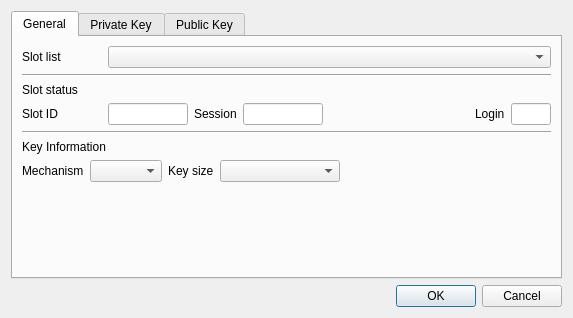
jykim74/CryptokiMan, file CryptokiMan/gen_key_pair_dlg.ui: the form before one commit.
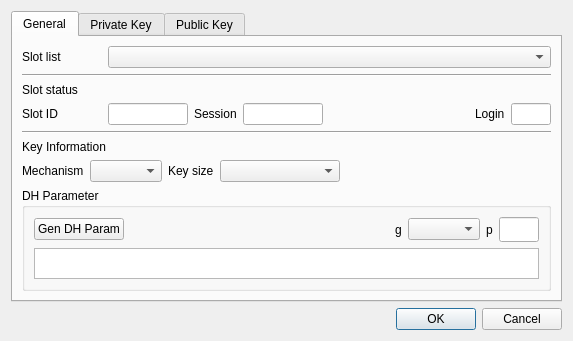
The form after the commit.

Commit message: DH 키쌍 생성 기능 추가

```diff
--- a/CryptokiMan/gen_key_pair_dlg.ui
+++ b/CryptokiMan/gen_key_pair_dlg.ui
@@ -7,7 +7,7 @@
     <x>0</x>
     <y>0</y>
     <width>573</width>
-    <height>310</height>
+    <height>341</height>
    </rect>
   </property>
   <property name="windowTitle">
@@ -212,6 +212,89 @@
          </item>
         </layout>
        </item>
+       <item>
+        <widget class="QGroupBox" name="mDHParamGroup">
+         <property name="minimumSize">
+          <size>
+           <width>0</width>
+           <height>80</height>
+          </size>
+         </property>
+         <property name="title">
+          <string>DH Parameter</string>
+         </property>
+         <layout class="QVBoxLayout" name="verticalLayout_5">
+          <item>
+           <layout class="QGridLayout" name="gridLayout_8">
+            <item row="0" column="2">
+             <widget class="QLabel" name="label_15">
+              <property name="text">
+               <string>g</string>
+              </property>
+             </widget>
+            </item>
+            <item row="0" column="0">
+             <widget class="QPushButton" name="mGenDHParamBtn">
+              <property name="text">
+               <string>Gen DH Param</string>
+              </property>
+             </widget>
+            </item>
+            <item row="0" column="5">
+             <widget class="QLineEdit" name="mDH_PLenText">
+              <property name="maximumSize">
+               <size>
+                <width>40</width>
+                <height>16777215</height>
+               </size>
+              </property>
+              <property name="font">
+               <font>
+                <family>굴림체</family>
+               </font>
+              </property>
+              <property name="readOnly">
+               <bool>true</bool>
+              </property>
+             </widget>
+            </item>
+            <item row="0" column="3">
+             <widget class="QComboBox" name="mDH_GCombo"/>
+            </item>
+            <item row="0" column="1">
+             <spacer name="horizontalSpacer_3">
+              <property name="orientation">
+               <enum>Qt::Horizontal</enum>
+              </property>
+              <property name="sizeHint" stdset="0">
+               <size>
+                <width>40</width>
+                <height>20</height>
+               </size>
+              </property>
+             </spacer>
+            </item>
+            <item row="0" column="4">
+             <widget class="QLabel" name="label_17">
+              <property name="text">
+               <string>p</string>
+              </property>
+             </widget>
+            </item>
+           </layout>
+          </item>
+          <item>
+           <widget class="QPlainTextEdit" name="mDH_PText">
+            <property name="font">
+             <font>
+              <family>굴림체</family>
+             </font>
+            </property>
+           </widget>
+          </item>
+         </layout>
+        </widget>
+       </item>
        <item>
         <spacer name="verticalSpacer">
          <property name="orientation">
```
The commit also changes 2 other files.
